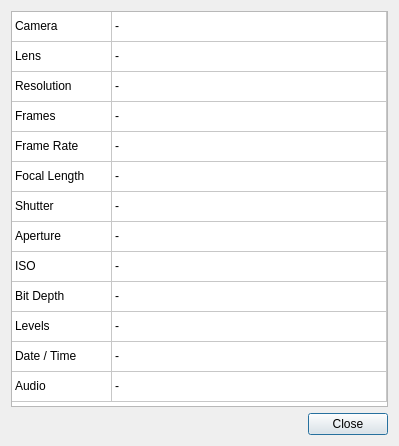
Qt form platform/qt/InfoDialog.ui (ilia3101/MLV-App) before a commit.
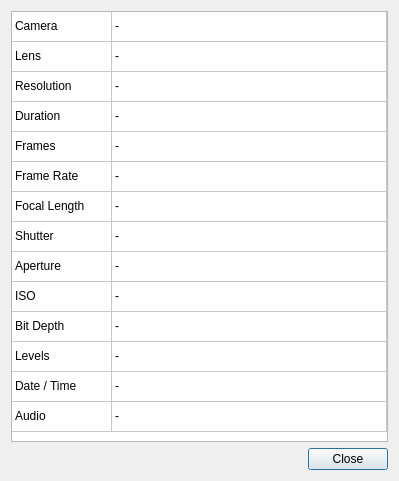
The same form after that commit.

Commit message: QtApp: Duration in InfoDialog (not affected by override)

The edit to the form file:
```diff
--- a/platform/qt/InfoDialog.ui
+++ b/platform/qt/InfoDialog.ui
@@ -7,7 +7,7 @@
     <x>0</x>
     <y>0</y>
     <width>399</width>
-    <height>446</height>
+    <height>481</height>
    </rect>
   </property>
   <property name="windowTitle">
@@ -128,6 +128,11 @@
        <string>13</string>
       </property>
      </row>
+     <row>
+      <property name="text">
+       <string>14</string>
+      </property>
+     </row>
      <column>
       <property name="text">
        <string>Category</string>
@@ -170,7 +175,7 @@
      </item>
      <item row="3" column="0">
       <property name="text">
-       <string>Frames</string>
+       <string>Duration</string>
       </property>
      </item>
      <item row="3" column="1">
@@ -180,7 +185,7 @@
      </item>
      <item row="4" column="0">
       <property name="text">
-       <string>Frame Rate</string>
+       <string>Frames</string>
       </property>
      </item>
      <item row="4" column="1">
@@ -190,7 +195,7 @@
      </item>
      <item row="5" column="0">
       <property name="text">
-       <string>Focal Length</string>
+       <string>Frame Rate</string>
       </property>
      </item>
      <item row="5" column="1">
@@ -200,7 +205,7 @@
      </item>
      <item row="6" column="0">
       <property name="text">
-       <string>Shutter</string>
+       <string>Focal Length</string>
       </property>
      </item>
      <item row="6" column="1">
@@ -210,7 +215,7 @@
      </item>
      <item row="7" column="0">
       <property name="text">
-       <string>Aperture</string>
+       <string>Shutter</string>
       </property>
      </item>
      <item row="7" column="1">
@@ -220,7 +225,7 @@
      </item>
      <item row="8" column="0">
       <property name="text">
-       <string>ISO</string>
+       <string>Aperture</string>
       </property>
      </item>
      <item row="8" column="1">
@@ -230,7 +235,7 @@
      </item>
      <item row="9" column="0">
       <property name="text">
-       <string>Bit Depth</string>
+       <string>ISO</string>
       </property>
      </item>
      <item row="9" column="1">
@@ -240,7 +245,7 @@
      </item>
      <item row="10" column="0">
       <property name="text">
-       <string>Levels</string>
+       <string>Bit Depth</string>
       </property>
      </item>
      <item row="10" column="1">
@@ -250,7 +255,7 @@
      </item>
      <item row="11" column="0">
       <property name="text">
-       <string>Date / Time</string>
+       <string>Levels</string>
       </property>
      </item>
      <item row="11" column="1">
@@ -260,7 +265,7 @@
      </item>
      <item row="12" column="0">
       <property name="text">
-       <string>Audio</string>
+       <string>Date / Time</string>
       </property>
      </item>
      <item row="12" column="1">
@@ -268,6 +273,16 @@
        <string>-</string>
       </property>
      </item>
+     <item row="13" column="0">
+      <property name="text">
+       <string>Audio</string>
+      </property>
+     </item>
+     <item row="13" column="1">
+      <property name="text">
+       <string>-</string>
+      </property>
+     </item>
     </widget>
    </item>
   </layout>
```
The commit also changes 3 other files.
